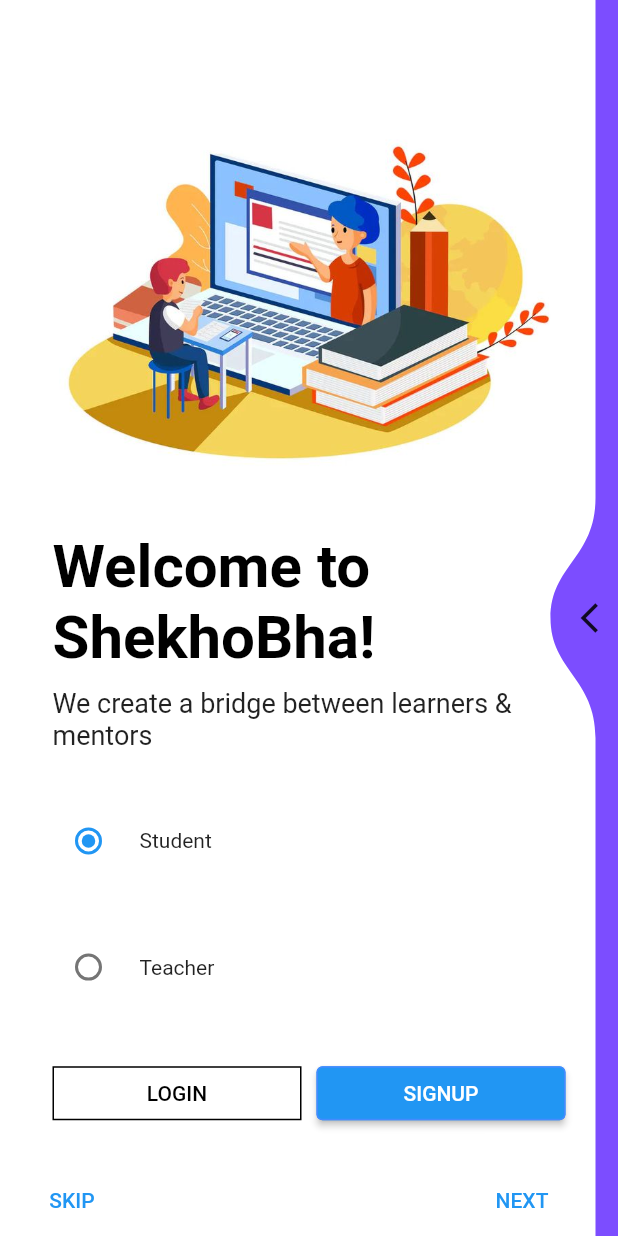
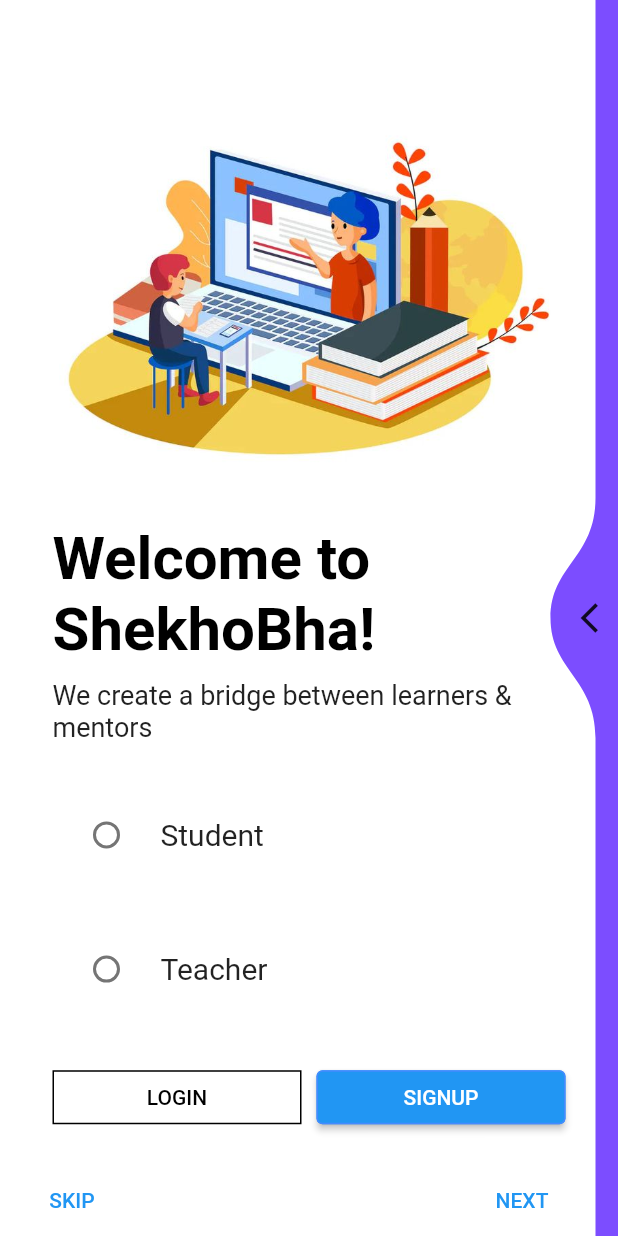
Before and after one commit to takrimchy/Educational-Application-ShekhoBhai-, a Flutter app: the screen it shows after launch, swiped to page 3, on a phone screen of 412 x 824 dp. Run offline on Flutter 3.47's test engine with Material 2 defaults, Android fonts, the phone set to English and light mode, and no system bars; drawn by our look-alikes of liquid_swipe; our stand-ins replace google_fonts.

```diff
--- a/developer_side/lib/welcomePage.dart
+++ b/developer_side/lib/welcomePage.dart
@@ -2,6 +2,8 @@ import 'package:flutter/material.dart';
 import 'logIn.dart';
 import 'package:liquid_swipe/liquid_swipe.dart';
 import 'signIn.dart';
+
+enum ProductTypeEnum { Student, Teacher }
 
 class welcomePage extends StatefulWidget {
   welcomePage({Key? key}) : super(key: key);
@@ -14,6 +16,8 @@ final controller = LiquidController();
 int _value = 1;
 
 class _welcomePageState extends State<welcomePage> {
+  ProductTypeEnum? _productTypeEnum;
+
   @override
   Widget build(BuildContext context) {
     var height = MediaQuery.of(context).size.height;
@@ -126,39 +130,35 @@ class _welcomePageState extends State<welcomePage> {
                     ),
                   ],
                 ),
-                Row(
-                  children: [
-                    Radio(
-                      value: 1,
-                      groupValue: _value,
-                      onChanged: (value) {
-                        setState(() {
-                         // _value = value;
-                        });
-                      },
+                RadioListTile<ProductTypeEnum>(
+                    value: ProductTypeEnum.Student,
+                    groupValue: _productTypeEnum,
+                    title: Text(
+                        ProductTypeEnum.Student.name,
+                        style: TextStyle(
+                        fontSize: 20
                     ),
-                    const SizedBox(
-                      width: 10.0,
                     ),
-                    Text("Student"),
-                  ],
+                    onChanged: (val){
+                      setState(() {
+                        _productTypeEnum = val;
+                      });
+                    }
                 ),
-                Row(
-                  children: [
-                    Radio(
-                      value: 2,
-                      groupValue: _value,
-                      onChanged: (value) {
-                        setState(() {
-                         // _value = value;
-                        });
-                      },
+                RadioListTile<ProductTypeEnum>(
+                    value: ProductTypeEnum.Teacher,
+                    groupValue: _productTypeEnum,
+                    title: Text(
+                        ProductTypeEnum.Teacher.name,
+                        style: TextStyle(
+                          fontSize: 20
+                        ),
                     ),
-                    const SizedBox(
-                      width: 10.0,
-                    ),
-                    const Text("Teacher"),
-                  ],
+                    onChanged: (val){
+                      setState(() {
+                        _productTypeEnum = val;
+                      });
+                    }
                 ),
                 Row(
                   children: [
```
